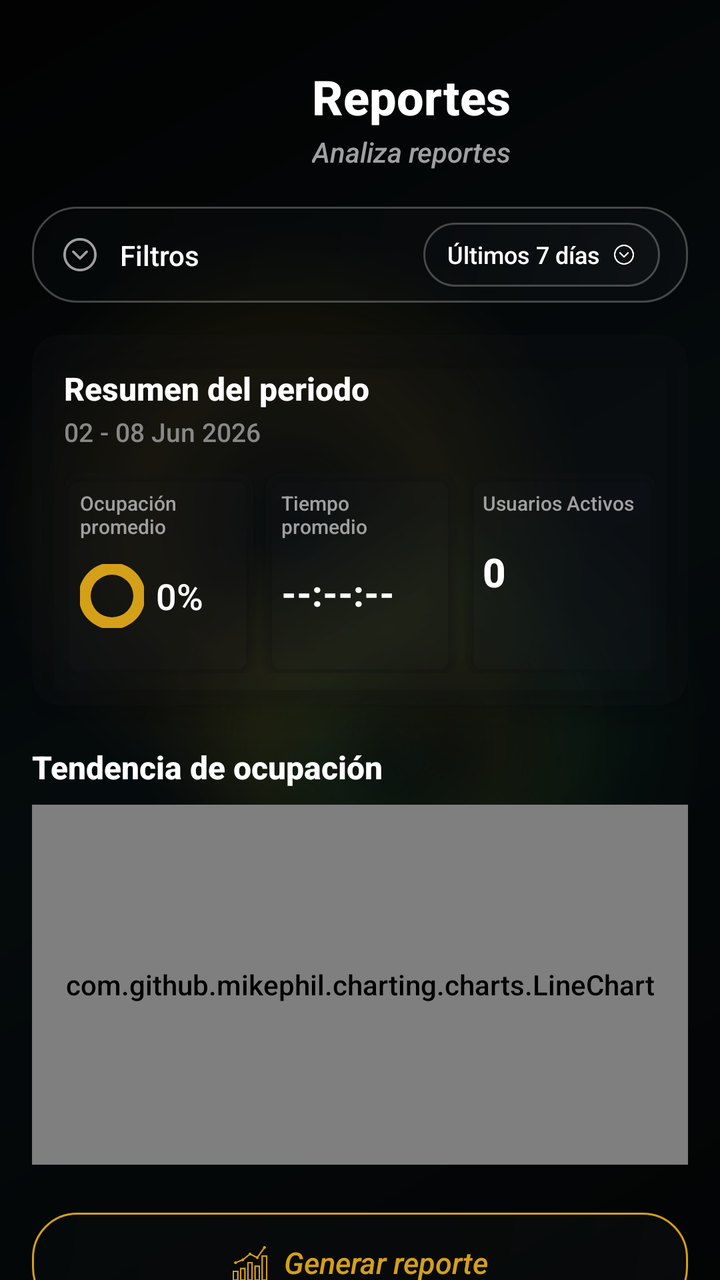
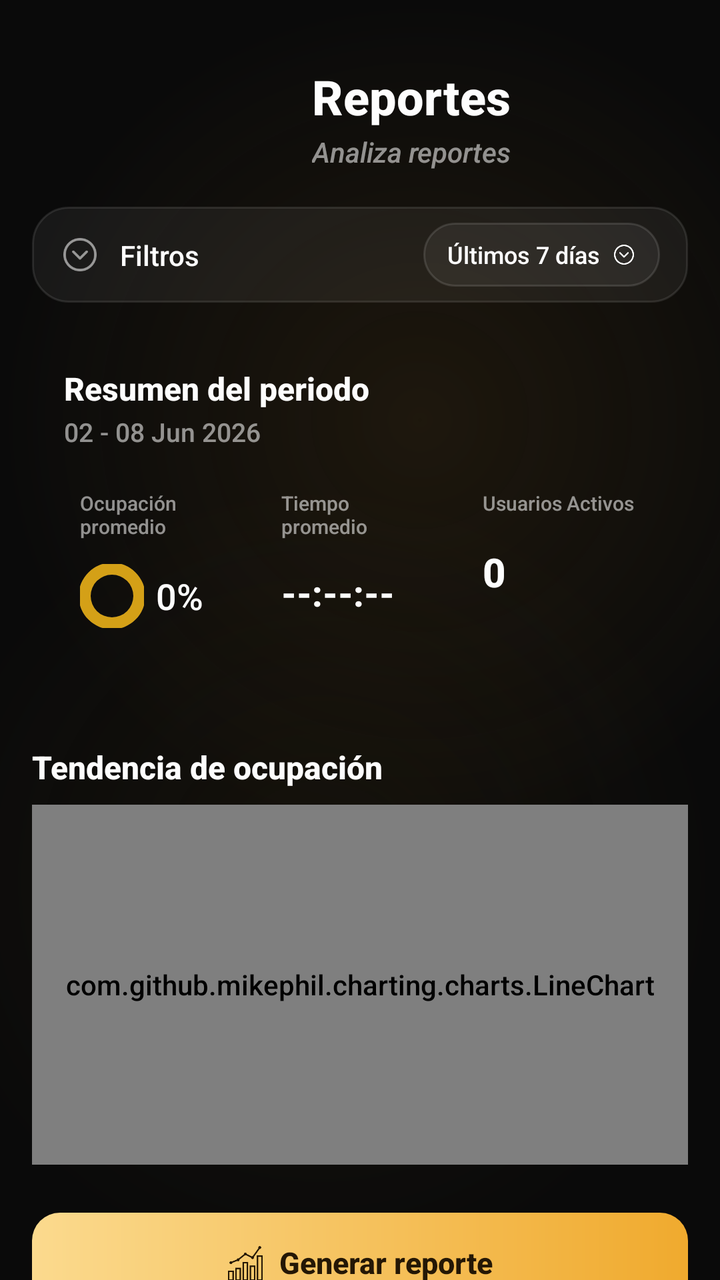

The first picture is an Android layout as it rendered before a commit; the second is the same layout after the commit. The layout source and the unified diff follow.
<!-- AndroidManifest.xml: application theme Theme.AppKaaxPark -->
<!-- res/layout/activity_reportes.xml -->
<?xml version="1.0" encoding="utf-8"?>
<ScrollView xmlns:android="http://schemas.android.com/apk/res/android"
    xmlns:app="http://schemas.android.com/apk/res-auto"
    xmlns:tools="http://schemas.android.com/tools"
    android:layout_width="match_parent"
    android:layout_height="match_parent"
    android:background="@drawable/bg_screen_glass"
    android:fillViewport="true"
    android:scrollbars="none">

<androidx.constraintlayout.widget.ConstraintLayout
    android:layout_width="match_parent"
    android:layout_height="wrap_content"
    android:padding="16dp"
    tools:context=".Admin.Reportes">

    <TextView
        android:id="@+id/lblTituloReportes"
        android:layout_width="wrap_content"
        android:layout_height="wrap_content"
        android:layout_marginStart="140dp"
        android:layout_marginTop="16dp"
        android:text="Reportes"
        android:textColor="#FFFFFF"
        android:textSize="24sp"
        android:textStyle="bold"
        app:layout_constraintStart_toStartOf="parent"
        app:layout_constraintTop_toTopOf="parent" />

    <TextView
        android:id="@+id/lblSubtituloReportes"
        android:layout_width="wrap_content"
        android:layout_height="wrap_content"
        android:layout_marginStart="140dp"
        android:layout_marginTop="2dp"
        android:text="Analiza reportes"
        android:textColor="#A0A0A0"
        android:textSize="14sp"
        android:textStyle="italic"
        app:layout_constraintStart_toStartOf="parent"
        app:layout_constraintTop_toBottomOf="@id/lblTituloReportes" />

    <androidx.constraintlayout.widget.ConstraintLayout
        android:id="@+id/layoutBarraFiltros"
        android:layout_width="match_parent"
        android:layout_height="48dp"
        android:layout_marginTop="18dp"
        android:background="@drawable/bg_barra_filtros"
        android:paddingHorizontal="14dp"
        app:layout_constraintTop_toBottomOf="@id/lblSubtituloReportes">

        <ImageView
            android:id="@+id/imgFiltroIcon"
            android:layout_width="20dp"
            android:layout_height="20dp"
            android:src="@drawable/icon_filtro"
            app:layout_constraintBottom_toBottomOf="parent"
            app:layout_constraintStart_toStartOf="parent"
            app:layout_constraintTop_toTopOf="parent"
            app:tint="#A0A0A0" />

        <TextView
            android:layout_width="wrap_content"
            android:layout_height="wrap_content"
            android:layout_marginStart="10dp"
            android:text="Filtros"
            android:textColor="#FFFFFF"
            android:textSize="14sp"
            app:layout_constraintBottom_toBottomOf="parent"
            app:layout_constraintStart_toEndOf="@id/imgFiltroIcon"
            app:layout_constraintTop_toTopOf="parent" />

        <LinearLayout
            android:id="@+id/btnSelectorPeriodo"
            android:layout_width="wrap_content"
            android:layout_height="32dp"
            android:background="@drawable/bg_selector_tiempo"
            android:gravity="center_vertical"
            android:orientation="horizontal"
            android:paddingHorizontal="12dp"
            android:clickable="true"
            android:focusable="true"
            app:layout_constraintBottom_toBottomOf="parent"
            app:layout_constraintEnd_toEndOf="parent"
            app:layout_constraintTop_toTopOf="parent">

            <TextView
                android:id="@+id/txtPeriodoSeleccionado"
                android:layout_width="wrap_content"
                android:layout_height="wrap_content"
                android:text="Últimos 7 días"
                android:textColor="#FFFFFF"
                android:textSize="12sp"
                android:layout_marginEnd="6dp" />

            <ImageView
                android:layout_width="12dp"
                android:layout_height="12dp"
                android:src="@drawable/icon_flecha_abajo"
                app:tint="#FFFFFF" />
        </LinearLayout>
    </androidx.constraintlayout.widget.ConstraintLayout>

    <androidx.cardview.widget.CardView
        android:id="@+id/cardResumenPeriodo"
        android:layout_width="match_parent"
        android:layout_height="wrap_content"
        android:layout_marginTop="16dp"
        app:cardBackgroundColor="@color/glass_surface"
        app:cardCornerRadius="14dp"
        app:cardElevation="8dp"
        app:layout_constraintTop_toBottomOf="@id/layoutBarraFiltros">

        <LinearLayout
            android:layout_width="match_parent"
            android:layout_height="wrap_content"
            android:orientation="vertical"
            android:padding="16dp">

            <TextView
                android:layout_width="wrap_content"
                android:layout_height="wrap_content"
                android:text="Resumen del periodo"
                android:textColor="#FFFFFF"
                android:textSize="16sp"
                android:textStyle="bold" />

            <TextView
                android:id="@+id/lblRangoPeriodo"
                android:layout_width="wrap_content"
                android:layout_height="wrap_content"
                android:layout_marginTop="2dp"
                android:text="02 - 08 Jun 2026"
                android:textColor="#888888"
                android:textSize="13sp" />

            <LinearLayout
                android:layout_width="match_parent"
                android:layout_height="100dp"
                android:layout_marginTop="12dp"
                android:orientation="horizontal">

                <androidx.cardview.widget.CardView
                    android:layout_width="0dp"
                    android:layout_height="match_parent"
                    android:layout_weight="1"
                    android:layout_marginEnd="4dp"
                    app:cardBackgroundColor="@color/glass_surface"
                    app:cardCornerRadius="8dp">
                    <RelativeLayout
                        android:layout_width="match_parent"
                        android:layout_height="match_parent"
                        android:padding="8dp">
                        <TextView
                            android:id="@+id/tagOcupacion"
                            android:layout_width="wrap_content"
                            android:layout_height="wrap_content"
                            android:text="Ocupación promedio"
                            android:textColor="#A0A0A0"
                            android:textSize="10sp" />
                        <View
                            android:id="@+id/graficodonaSimulado"
                            android:layout_width="32dp"
                            android:layout_height="32dp"
                            android:layout_below="@id/tagOcupacion"
                            android:layout_marginTop="12dp"
                            android:background="@drawable/circulo_progreso_dashboard" />
                        <TextView
                            android:id="@+id/txtOcupacionPromedio"
                            android:layout_width="wrap_content"
                            android:layout_height="wrap_content"
                            android:layout_toEndOf="@id/graficodonaSimulado"
                            android:layout_alignTop="@id/graficodonaSimulado"
                            android:layout_alignBottom="@id/graficodonaSimulado"
                            android:layout_marginStart="6dp"
                            android:gravity="center_vertical"
                            android:text="0%"
                            android:textColor="#FFFFFF"
                            android:textSize="18sp" />
                    </RelativeLayout>
                </androidx.cardview.widget.CardView>

                <androidx.cardview.widget.CardView
                    android:layout_width="0dp"
                    android:layout_height="match_parent"
                    android:layout_weight="1"
                    android:layout_marginHorizontal="2dp"
                    app:cardBackgroundColor="@color/glass_surface"
                    app:cardCornerRadius="8dp">
                    <LinearLayout
                        android:layout_width="match_parent"
                        android:layout_height="match_parent"
                        android:orientation="vertical"
                        android:padding="8dp">
                        <TextView
                            android:layout_width="wrap_content"
                            android:layout_height="wrap_content"
                            android:text="Tiempo promedio"
                            android:textColor="#A0A0A0"
                            android:textSize="10sp" />
                        <TextView
                            android:id="@+id/txtTiempoPromedioReporte"
                            android:layout_width="wrap_content"
                            android:layout_height="wrap_content"
                            android:layout_marginTop="14dp"
                            android:text="--:--:--"
                            android:textColor="#FFFFFF"
                            android:textSize="18sp"
                            android:textStyle="bold" />
                    </LinearLayout>
                </androidx.cardview.widget.CardView>

                <androidx.cardview.widget.CardView
                    android:layout_width="0dp"
                    android:layout_height="match_parent"
                    android:layout_weight="1"
                    android:layout_marginStart="4dp"
                    app:cardBackgroundColor="@color/glass_surface"
                    app:cardCornerRadius="8dp">
                    <LinearLayout
                        android:layout_width="match_parent"
                        android:layout_height="match_parent"
                        android:orientation="vertical"
                        android:padding="8dp">
                        <TextView
                            android:layout_width="wrap_content"
                            android:layout_height="wrap_content"
                            android:text="Usuarios Activos"
                            android:textColor="#A0A0A0"
                            android:textSize="10sp" />
                        <TextView
                            android:id="@+id/txtUsuariosActivos"
                            android:layout_width="wrap_content"
                            android:layout_height="wrap_content"
                            android:layout_marginTop="14dp"
                            android:text="0"
                            android:textColor="#FFFFFF"
                            android:textSize="20sp"
                            android:textStyle="bold" />
                    </LinearLayout>
                </androidx.cardview.widget.CardView>
            </LinearLayout>
        </LinearLayout>
    </androidx.cardview.widget.CardView>

    <TextView
        android:id="@+id/lblTendenciaTitulo"
        android:layout_width="wrap_content"
        android:layout_height="wrap_content"
        android:layout_marginTop="20dp"
        android:text="Tendencia de ocupación"
        android:textColor="#FFFFFF"
        android:textSize="16sp"
        android:textStyle="bold"
        app:layout_constraintStart_toStartOf="parent"
        app:layout_constraintTop_toBottomOf="@id/cardResumenPeriodo" />

    <FrameLayout
        android:id="@+id/containerGraficaLineal"
        android:layout_width="match_parent"
        android:layout_height="180dp"
        android:layout_marginTop="8dp"
        android:background="@drawable/bg_recuadro_sutil"
        app:layout_constraintTop_toBottomOf="@id/lblTendenciaTitulo">

        <com.github.mikephil.charting.charts.LineChart
            android:id="@+id/chartTendencia"
            android:layout_width="match_parent"
            android:layout_height="match_parent"
            android:padding="6dp" />
    </FrameLayout>

    <LinearLayout
        android:id="@+id/btnGenerarReporte"
        android:layout_width="match_parent"
        android:layout_height="50dp"
        android:layout_marginTop="24dp"
        android:layout_marginBottom="24dp"
        android:background="@drawable/bg_boton_generar"
        android:gravity="center"
        android:orientation="horizontal"
        android:clickable="true"
        android:focusable="true"
        app:layout_constraintTop_toBottomOf="@id/containerGraficaLineal"
        app:layout_constraintBottom_toBottomOf="parent"
        app:layout_constraintStart_toStartOf="parent"
        app:layout_constraintEnd_toEndOf="parent">

        <ImageView
            android:layout_width="18dp"
            android:layout_height="18dp"
            android:src="@drawable/icon_reporte"
            app:tint="#D4A017" />

        <TextView
            android:layout_width="wrap_content"
            android:layout_height="wrap_content"
            android:layout_marginStart="8dp"
            android:text="Generar reporte"
            android:textColor="#D4A017"
            android:textSize="15sp"
            android:textStyle="italic" />
    </LinearLayout>

</androidx.constraintlayout.widget.ConstraintLayout>
</ScrollView>
<!-- resources referenced by this layout -->
<resources>
  <!-- drawable bg_barra_filtros (drawable) -->
  <?xml version="1.0" encoding="utf-8"?>
  <shape xmlns:android="http://schemas.android.com/apk/res/android"
      android:shape="rectangle">
      <gradient
          android:angle="135"
          android:startColor="#33181C20"
          android:centerColor="#26171B1F"
          android:endColor="#22101214" />
      <stroke
          android:width="1dp"
          android:color="@color/glass_border" />
      <corners android:radius="22dp" />
  </shape>
  <!-- drawable bg_boton_generar (drawable) -->
  <?xml version="1.0" encoding="utf-8"?>
  <shape xmlns:android="http://schemas.android.com/apk/res/android"
      android:shape="rectangle">
      <gradient
          android:angle="135"
          android:startColor="#33191D21"
          android:centerColor="#26171B1F"
          android:endColor="#20101214" />
      <stroke
          android:width="1dp"
          android:color="@color/gold_primary" />
      <corners android:radius="22dp" />
  </shape>
  <!-- drawable bg_recuadro_sutil (drawable) -->
  <?xml version="1.0" encoding="utf-8"?>
  <shape xmlns:android="http://schemas.android.com/apk/res/android"
      android:shape="rectangle">
      <gradient
          android:angle="135"
          android:startColor="#33191D21"
          android:centerColor="#26171B1F"
          android:endColor="#20101214" />
      <stroke
          android:width="1dp"
          android:color="@color/glass_border" />
      <corners android:radius="16dp" />
  </shape>
  <!-- drawable bg_screen_glass (drawable) -->
  <?xml version="1.0" encoding="utf-8"?>
  <layer-list xmlns:android="http://schemas.android.com/apk/res/android">
  
      <item>
          <shape android:shape="rectangle">
              <gradient
                  android:angle="135"
                  android:startColor="#050607"
                  android:centerColor="#081114"
                  android:endColor="#030303" />
          </shape>
      </item>
  
      <item
          android:left="-70dp"
          android:top="-120dp">
          <shape android:shape="oval">
              <size
                  android:width="260dp"
                  android:height="260dp" />
              <gradient
                  android:type="radial"
                  android:gradientRadius="150dp"
                  android:centerColor="#26D4A017"
                  android:endColor="#00D4A017" />
          </shape>
      </item>
  
      <item
          android:right="-90dp"
          android:top="90dp">
          <shape android:shape="oval">
              <size
                  android:width="240dp"
                  android:height="240dp" />
              <gradient
                  android:type="radial"
                  android:gradientRadius="130dp"
                  android:centerColor="#182ECC71"
                  android:endColor="#002ECC71" />
          </shape>
      </item>
  
      <item
          android:left="20dp"
          android:bottom="-110dp">
          <shape android:shape="oval">
              <size
                  android:width="220dp"
                  android:height="220dp" />
              <gradient
                  android:type="radial"
                  android:gradientRadius="120dp"
                  android:centerColor="#1AD4A017"
                  android:endColor="#00D4A017" />
          </shape>
      </item>
  
      <item>
          <shape android:shape="rectangle">
              <solid android:color="@color/glass_scrim" />
          </shape>
      </item>
  
  </layer-list>
  <!-- drawable bg_selector_tiempo (drawable) -->
  <?xml version="1.0" encoding="utf-8"?>
  <shape xmlns:android="http://schemas.android.com/apk/res/android"
      android:shape="rectangle">
      <gradient
          android:angle="135"
          android:startColor="#3A1C2024"
          android:centerColor="#2B171B1F"
          android:endColor="#20101214" />
      <stroke
          android:width="1dp"
          android:color="@color/glass_border" />
      <corners android:radius="16dp" />
  </shape>
  <color name="glass_scrim">#66000000</color>
  <color name="black">#FF000000</color>
  <color name="gold_light">#F0C24B</color>
  <color name="white">#FFFFFFFF</color>
  <!-- unchanged entries left out for length: 14 -->
</resources>

<!-- the commit's change to res/layout/activity_reportes.xml (unified diff, before → after) -->
@@ -8,6 +8,9 @@
     android:fillViewport="true"
     android:scrollbars="none">
 
+    android:fillViewport="true"
+    android:scrollbars="none">
+
 <androidx.constraintlayout.widget.ConstraintLayout
     android:layout_width="match_parent"
     android:layout_height="wrap_content"
@@ -21,7 +24,7 @@
         android:layout_marginStart="140dp"
         android:layout_marginTop="16dp"
         android:text="Reportes"
-        android:textColor="#FFFFFF"
+        android:textColor="#FDFDFD"
         android:textSize="24sp"
         android:textStyle="bold"
         app:layout_constraintStart_toStartOf="parent"
@@ -34,7 +37,7 @@
         android:layout_marginStart="140dp"
         android:layout_marginTop="2dp"
         android:text="Analiza reportes"
-        android:textColor="#A0A0A0"
+        android:textColor="#8CFFFFFF"
         android:textSize="14sp"
         android:textStyle="italic"
         app:layout_constraintStart_toStartOf="parent"
@@ -45,7 +48,7 @@
         android:layout_width="match_parent"
         android:layout_height="48dp"
         android:layout_marginTop="18dp"
-        android:background="@drawable/bg_barra_filtros"
+        android:background="@drawable/bg_glass_card"
         android:paddingHorizontal="14dp"
         app:layout_constraintTop_toBottomOf="@id/lblSubtituloReportes">
 
@@ -57,14 +60,14 @@
             app:layout_constraintBottom_toBottomOf="parent"
             app:layout_constraintStart_toStartOf="parent"
             app:layout_constraintTop_toTopOf="parent"
-            app:tint="#A0A0A0" />
+            app:tint="#8CFFFFFF" />
 
         <TextView
             android:layout_width="wrap_content"
             android:layout_height="wrap_content"
             android:layout_marginStart="10dp"
             android:text="Filtros"
-            android:textColor="#FFFFFF"
+            android:textColor="#FDFDFD"
             android:textSize="14sp"
             app:layout_constraintBottom_toBottomOf="parent"
             app:layout_constraintStart_toEndOf="@id/imgFiltroIcon"
@@ -74,7 +77,7 @@
             android:id="@+id/btnSelectorPeriodo"
             android:layout_width="wrap_content"
             android:layout_height="32dp"
-            android:background="@drawable/bg_selector_tiempo"
+            android:background="@drawable/bg_glass_chip"
             android:gravity="center_vertical"
             android:orientation="horizontal"
             android:paddingHorizontal="12dp"
@@ -89,7 +92,7 @@
                 android:layout_width="wrap_content"
                 android:layout_height="wrap_content"
                 android:text="Últimos 7 días"
-                android:textColor="#FFFFFF"
+                android:textColor="#FDFDFD"
                 android:textSize="12sp"
                 android:layout_marginEnd="6dp" />
 
@@ -97,7 +100,7 @@
                 android:layout_width="12dp"
                 android:layout_height="12dp"
                 android:src="@drawable/icon_flecha_abajo"
-                app:tint="#FFFFFF" />
+                app:tint="#FDFDFD" />
         </LinearLayout>
     </androidx.constraintlayout.widget.ConstraintLayout>
 
@@ -106,9 +109,10 @@
         android:layout_width="match_parent"
         android:layout_height="wrap_content"
         android:layout_marginTop="16dp"
-        app:cardBackgroundColor="@color/glass_surface"
-        app:cardCornerRadius="14dp"
-        app:cardElevation="8dp"
+        app:cardBackgroundColor="@android:color/transparent"
+        android:background="@drawable/bg_glass_card_gold"
+        app:cardCornerRadius="20dp"
+        app:cardElevation="0dp"
         app:layout_constraintTop_toBottomOf="@id/layoutBarraFiltros">
 
         <LinearLayout
@@ -121,7 +125,7 @@
                 android:layout_width="wrap_content"
                 android:layout_height="wrap_content"
                 android:text="Resumen del periodo"
-                android:textColor="#FFFFFF"
+                android:textColor="#FDFDFD"
                 android:textSize="16sp"
                 android:textStyle="bold" />
 
@@ -131,7 +135,7 @@
                 android:layout_height="wrap_content"
                 android:layout_marginTop="2dp"
                 android:text="02 - 08 Jun 2026"
-                android:textColor="#888888"
+                android:textColor="#8CFFFFFF"
                 android:textSize="13sp" />
 
             <LinearLayout
@@ -145,8 +149,10 @@
                     android:layout_height="match_parent"
                     android:layout_weight="1"
                     android:layout_marginEnd="4dp"
-                    app:cardBackgroundColor="@color/glass_surface"
-                    app:cardCornerRadius="8dp">
+                    app:cardBackgroundColor="@android:color/transparent"
+                    android:background="@drawable/bg_glass_card"
+                    app:cardCornerRadius="14dp"
+                    app:cardElevation="0dp">
                     <RelativeLayout
                         android:layout_width="match_parent"
                         android:layout_height="match_parent"
@@ -156,7 +162,7 @@
                             android:layout_width="wrap_content"
                             android:layout_height="wrap_content"
                             android:text="Ocupación promedio"
-                            android:textColor="#A0A0A0"
+                            android:textColor="#8CFFFFFF"
                             android:textSize="10sp" />
                         <View
                             android:id="@+id/graficodonaSimulado"
@@ -175,7 +181,7 @@
                             android:layout_marginStart="6dp"
                             android:gravity="center_vertical"
                             android:text="0%"
-                            android:textColor="#FFFFFF"
+                            android:textColor="#FDFDFD"
                             android:textSize="18sp" />
                     </RelativeLayout>
                 </androidx.cardview.widget.CardView>
@@ -185,8 +191,10 @@
                     android:layout_height="match_parent"
                     android:layout_weight="1"
                     android:layout_marginHorizontal="2dp"
-                    app:cardBackgroundColor="@color/glass_surface"
-                    app:cardCornerRadius="8dp">
+                    app:cardBackgroundColor="@android:color/transparent"
+                    android:background="@drawable/bg_glass_card"
+                    app:cardCornerRadius="14dp"
+                    app:cardElevation="0dp">
                     <LinearLayout
                         android:layout_width="match_parent"
                         android:layout_height="match_parent"
@@ -196,7 +204,7 @@
                             android:layout_width="wrap_content"
                             android:layout_height="wrap_content"
                             android:text="Tiempo promedio"
-                            android:textColor="#A0A0A0"
+                            android:textColor="#8CFFFFFF"
                             android:textSize="10sp" />
                         <TextView
                             android:id="@+id/txtTiempoPromedioReporte"
@@ -204,7 +212,7 @@
                             android:layout_height="wrap_content"
                             android:layout_marginTop="14dp"
                             android:text="--:--:--"
-                            android:textColor="#FFFFFF"
+                            android:textColor="#FDFDFD"
                             android:textSize="18sp"
                             android:textStyle="bold" />
                     </LinearLayout>
@@ -215,8 +223,10 @@
                     android:layout_height="match_parent"
                     android:layout_weight="1"
                     android:layout_marginStart="4dp"
-                    app:cardBackgroundColor="@color/glass_surface"
-                    app:cardCornerRadius="8dp">
+                    app:cardBackgroundColor="@android:color/transparent"
+                    android:background="@drawable/bg_glass_card"
+                    app:cardCornerRadius="14dp"
+                    app:cardElevation="0dp">
                     <LinearLayout
                         android:layout_width="match_parent"
                         android:layout_height="match_parent"
@@ -226,7 +236,7 @@
                             android:layout_width="wrap_content"
                             android:layout_height="wrap_content"
                             android:text="Usuarios Activos"
-                            android:textColor="#A0A0A0"
+                            android:textColor="#8CFFFFFF"
                             android:textSize="10sp" />
                         <TextView
                             android:id="@+id/txtUsuariosActivos"
@@ -234,7 +244,7 @@
                             android:layout_height="wrap_content"
                             android:layout_marginTop="14dp"
                             android:text="0"
-                            android:textColor="#FFFFFF"
+                            android:textColor="#FDFDFD"
                             android:textSize="20sp"
                             android:textStyle="bold" />
                     </LinearLayout>
@@ -249,7 +259,7 @@
         android:layout_height="wrap_content"
         android:layout_marginTop="20dp"
         android:text="Tendencia de ocupación"
-        android:textColor="#FFFFFF"
+        android:textColor="#FDFDFD"
         android:textSize="16sp"
         android:textStyle="bold"
         app:layout_constraintStart_toStartOf="parent"
@@ -260,7 +270,7 @@
         android:layout_width="match_parent"
         android:layout_height="180dp"
         android:layout_marginTop="8dp"
-        android:background="@drawable/bg_recuadro_sutil"
+        android:background="@drawable/bg_glass_card"
         app:layout_constraintTop_toBottomOf="@id/lblTendenciaTitulo">
 
         <com.github.mikephil.charting.charts.LineChart
@@ -276,7 +286,7 @@
         android:layout_height="50dp"
         android:layout_marginTop="24dp"
         android:layout_marginBottom="24dp"
-        android:background="@drawable/bg_boton_generar"
+        android:background="@drawable/bg_button_gold"
         android:gravity="center"
         android:orientation="horizontal"
         android:clickable="true"
@@ -290,16 +300,16 @@
             android:layout_width="18dp"
             android:layout_height="18dp"
             android:src="@drawable/icon_reporte"
-            app:tint="#D4A017" />
+            app:tint="#241705" />
 
         <TextView
             android:layout_width="wrap_content"
             android:layout_height="wrap_content"
             android:layout_marginStart="8dp"
             android:text="Generar reporte"
-            android:textColor="#D4A017"
+            android:textColor="#241705"
             android:textSize="15sp"
-            android:textStyle="italic" />
+            android:textStyle="bold" />
     </LinearLayout>
 
 </androidx.constraintlayout.widget.ConstraintLayout>
<!-- resource entries referenced after the edit -->
@@ -1,128 +1,83 @@
 <!-- resources referenced by this layout -->
 <resources>
-  <!-- drawable bg_barra_filtros (drawable) -->
+  <!-- drawable bg_button_gold (drawable) -->
   <?xml version="1.0" encoding="utf-8"?>
   <shape xmlns:android="http://schemas.android.com/apk/res/android"
       android:shape="rectangle">
       <gradient
-          android:angle="135"
-          android:startColor="#33181C20"
-          android:centerColor="#26171B1F"
-          android:endColor="#22101214" />
-      <stroke
-          android:width="1dp"
-          android:color="@color/glass_border" />
-      <corners android:radius="22dp" />
+          android:angle="0"
+          android:startColor="#FBDA8E"
+          android:endColor="#F0AA2E" />
+      <corners android:radius="14dp" />
   </shape>
-  <!-- drawable bg_boton_generar (drawable) -->
+  <!-- drawable bg_glass_card (drawable) -->
   <?xml version="1.0" encoding="utf-8"?>
   <shape xmlns:android="http://schemas.android.com/apk/res/android"
       android:shape="rectangle">
-      <gradient
-          android:angle="135"
-          android:startColor="#33191D21"
-          android:centerColor="#26171B1F"
-          android:endColor="#20101214" />
+      <solid android:color="#0FFFFFFF" /> 
       <stroke
           android:width="1dp"
-          android:color="@color/gold_primary" />
-      <corners android:radius="22dp" />
+          android:color="#1AFFFFFF" /> 
+      <corners android:radius="18dp" />
   </shape>
-  <!-- drawable bg_recuadro_sutil (drawable) -->
+  <!-- drawable bg_glass_card_gold (drawable) -->
   <?xml version="1.0" encoding="utf-8"?>
   <shape xmlns:android="http://schemas.android.com/apk/res/android"
       android:shape="rectangle">
-      <gradient
-          android:angle="135"
-          android:startColor="#33191D21"
-          android:centerColor="#26171B1F"
-          android:endColor="#20101214" />
+      <solid android:color="#0FFFFFFF" /> 
       <stroke
           android:width="1dp"
-          android:color="@color/glass_border" />
-      <corners android:radius="16dp" />
+          android:color="#4DF5C55A" /> 
+      <corners android:radius="20dp" />
+  </shape>
+  <!-- drawable bg_glass_chip (drawable) -->
+  <?xml version="1.0" encoding="utf-8"?>
+  <shape xmlns:android="http://schemas.android.com/apk/res/android"
+      android:shape="rectangle">
+      <solid android:color="#0FFFFFFF" />
+      <stroke
+          android:width="1dp"
+          android:color="#1FFFFFFF" />
+      <corners android:radius="20dp" />
   </shape>
   <!-- drawable bg_screen_glass (drawable) -->
   <?xml version="1.0" encoding="utf-8"?>
   <layer-list xmlns:android="http://schemas.android.com/apk/res/android">
   
+      
       <item>
           <shape android:shape="rectangle">
-              <gradient
-                  android:angle="135"
-                  android:startColor="#050607"
-                  android:centerColor="#081114"
-                  android:endColor="#030303" />
+              <solid android:color="#0A0A0A" />
           </shape>
       </item>
   
-      <item
-          android:left="-70dp"
-          android:top="-120dp">
+      
+      <item android:gravity="top|start">
           <shape android:shape="oval">
-              <size
-                  android:width="260dp"
-                  android:height="260dp" />
+              <size android:width="420dp" android:height="420dp" />
               <gradient
                   android:type="radial"
-                  android:gradientRadius="150dp"
-                  android:centerColor="#26D4A017"
-                  android:endColor="#00D4A017" />
+                  android:gradientRadius="210dp"
+                  android:centerColor="#333A2A10"
+                  android:startColor="#663A2A10"
+                  android:endColor="#000A0A0A" />
           </shape>
       </item>
   
-      <item
-          android:right="-90dp"
-          android:top="90dp">
+      
+      <item android:gravity="bottom|end">
           <shape android:shape="oval">
-              <size
-                  android:width="240dp"
-                  android:height="240dp" />
+              <size android:width="400dp" android:height="400dp" />
               <gradient
                   android:type="radial"
-                  android:gradientRadius="130dp"
-                  android:centerColor="#182ECC71"
-                  android:endColor="#002ECC71" />
-          </shape>
-      </item>
-  
-      <item
-          android:left="20dp"
-          android:bottom="-110dp">
-          <shape android:shape="oval">
-              <size
-                  android:width="220dp"
-                  android:height="220dp" />
-              <gradient
-                  android:type="radial"
-                  android:gradientRadius="120dp"
-                  android:centerColor="#1AD4A017"
-                  android:endColor="#00D4A017" />
-          </shape>
-      </item>
-  
-      <item>
-          <shape android:shape="rectangle">
-              <solid android:color="@color/glass_scrim" />
+                  android:gradientRadius="200dp"
+                  android:centerColor="#2A2A1F0A"
+                  android:startColor="#552A1F0A"
+                  android:endColor="#000A0A0A" />
           </shape>
       </item>
   
   </layer-list>
-  <!-- drawable bg_selector_tiempo (drawable) -->
-  <?xml version="1.0" encoding="utf-8"?>
-  <shape xmlns:android="http://schemas.android.com/apk/res/android"
-      android:shape="rectangle">
-      <gradient
-          android:angle="135"
-          android:startColor="#3A1C2024"
-          android:centerColor="#2B171B1F"
-          android:endColor="#20101214" />
-      <stroke
-          android:width="1dp"
-          android:color="@color/glass_border" />
-      <corners android:radius="16dp" />
-  </shape>
-  <color name="glass_scrim">#66000000</color>
   <color name="black">#FF000000</color>
   <color name="gold_light">#F0C24B</color>
   <color name="white">#FFFFFFFF</color>
